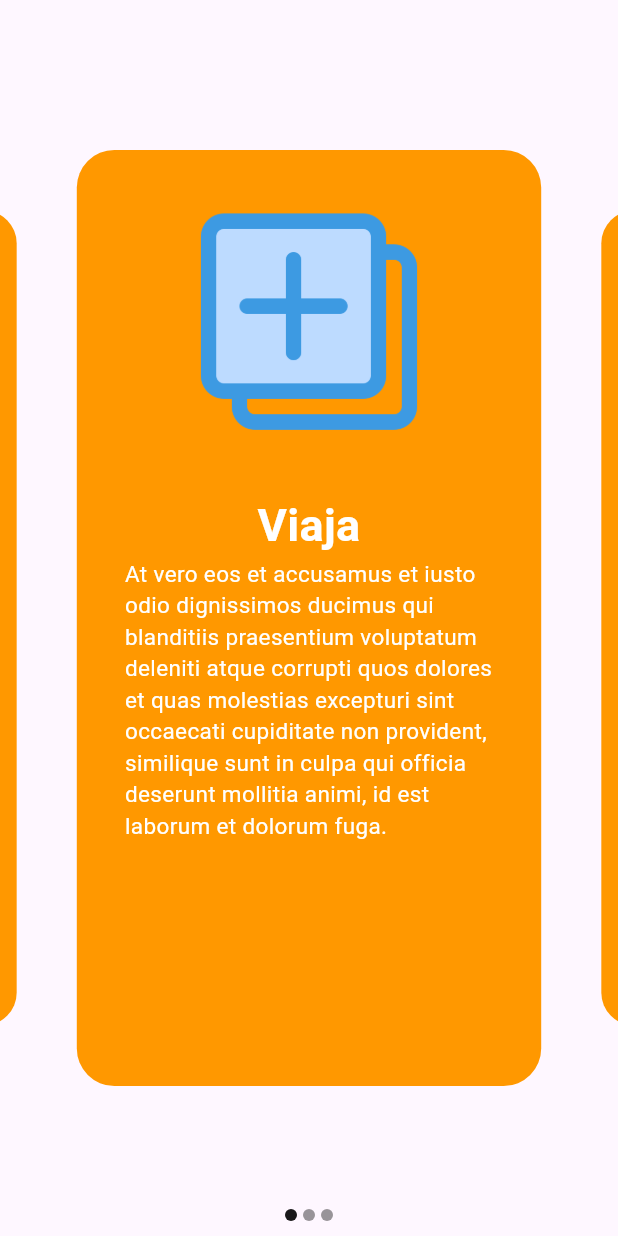
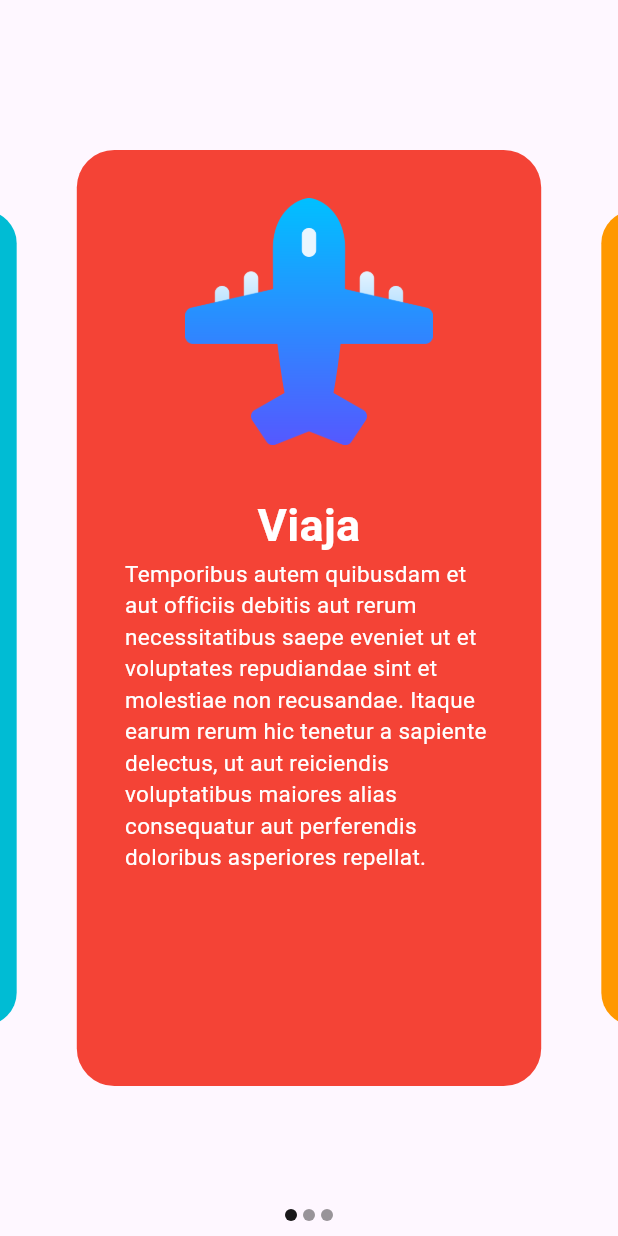
Before and after one commit to fr4nsgallegos/travelappg15, a Flutter app: the WelcomePage screen opened directly, on a phone screen of 412 x 824 dp. Run offline on Flutter 3.47's test engine with Material 3 defaults, Android fonts, the phone set to English and light mode, and no system bars; drawn by our look-alikes of carousel_slider, getwidget.

```diff
--- a/lib/main.dart
+++ b/lib/main.dart
@@ -4,5 +4,5 @@ import 'package:travellappg15/pages/home_page.dart';
 import 'package:travellappg15/pages/welcome_page.dart';
 
 void main() {
-  runApp(MaterialApp(home: WelcomePage(), debugShowCheckedModeBanner: false));
+  runApp(MaterialApp(home: HomePage(), debugShowCheckedModeBanner: false));
 }
--- a/lib/pages/welcome_page.dart
+++ b/lib/pages/welcome_page.dart
@@ -14,7 +14,32 @@ class WelcomePage extends StatelessWidget {
           height: size.height,
           hasPagination: true,
           enlargeMainPage: true,
-          items: [WelcomeWidget(), WelcomeWidget(), WelcomeWidget()],
+          items: [
+            WelcomeWidget(
+              title: "Viaja",
+              description:
+                  "Temporibus autem quibusdam et aut officiis debitis aut rerum necessitatibus saepe eveniet ut et voluptates repudiandae sint et molestiae non recusandae. Itaque earum rerum hic tenetur a sapiente delectus, ut aut reiciendis voluptatibus maiores alias consequatur aut perferendis doloribus asperiores repellat.",
+              bgColor: Colors.red,
+              asset: "avion",
+              size: size,
+            ),
+            WelcomeWidget(
+              title: "Imprime tus tickets",
+              description:
+                  "On the other hand, we denounce with righteous indignation and dislike men who are so beguiled and demoralized by the charms of pleasure of the moment, so blinded by desire, that they cannot foresee the pain and trouble that are bound to ensue; and equal blame belongs to those who fail in their d",
+              asset: "print",
+              bgColor: Colors.orange,
+              size: size,
+            ),
+            WelcomeWidget(
+              title: "Agenda tus viajes",
+              description:
+                  "he standard chunk of Lorem Ipsum used since 1966 is reproduced below for those interested. Sections 1.10.32 and 1.10.33 from de Finibus Bonorum et Malorum by Cicero are also reproduced in their exact original form, accompanied by English versions from the 1914 translation by H. Rackham.",
+              asset: "agregar",
+              bgColor: Colors.cyan,
+              size: size,
+            ),
+          ],
         ),
       ),
     );
--- a/lib/widgets/welcome_widget.dart
+++ b/lib/widgets/welcome_widget.dart
@@ -1,24 +1,36 @@
 import 'package:flutter/material.dart';
 
 class WelcomeWidget extends StatelessWidget {
-  const WelcomeWidget({super.key});
+  String title;
+  String description;
+  String asset;
+  Color bgColor;
+  Size size;
+
+  WelcomeWidget({
+    super.key,
+    required this.title,
+    required this.description,
+    required this.asset,
+    required this.bgColor,
+    required this.size,
+  });
 
   @override
   Widget build(BuildContext context) {
-    Size size = MediaQuery.of(context).size;
     return Container(
       margin: EdgeInsets.symmetric(vertical: 100, horizontal: 10),
       padding: EdgeInsets.all(32),
       decoration: BoxDecoration(
         borderRadius: BorderRadius.circular(25),
-        color: Colors.orange,
+        color: bgColor,
       ),
       child: Column(
         children: [
-          Image.asset("assets/images/agregar.png", height: size.height / 5),
+          Image.asset("assets/images/$asset.png", height: size.height / 5),
           SizedBox(height: 32),
           Text(
-            "Viaja",
+            title,
             textAlign: TextAlign.center,
             style: TextStyle(
               fontSize: 30,
@@ -27,7 +39,7 @@ class WelcomeWidget extends StatelessWidget {
             ),
           ),
           Text(
-            "At vero eos et accusamus et iusto odio dignissimos ducimus qui blanditiis praesentium voluptatum deleniti atque corrupti quos dolores et quas molestias excepturi sint occaecati cupiditate non provident, similique sunt in culpa qui officia deserunt mollitia animi, id est laborum et dolorum fuga. ",
+            description,
             style: TextStyle(color: Colors.white, fontSize: 15),
           ),
         ],
```
Also changed, not shown: lib/pages/home_page.dart (+66 -1 lines), lib/widgets/custom_expansion_tile.dart (added, +101 -0 lines).
